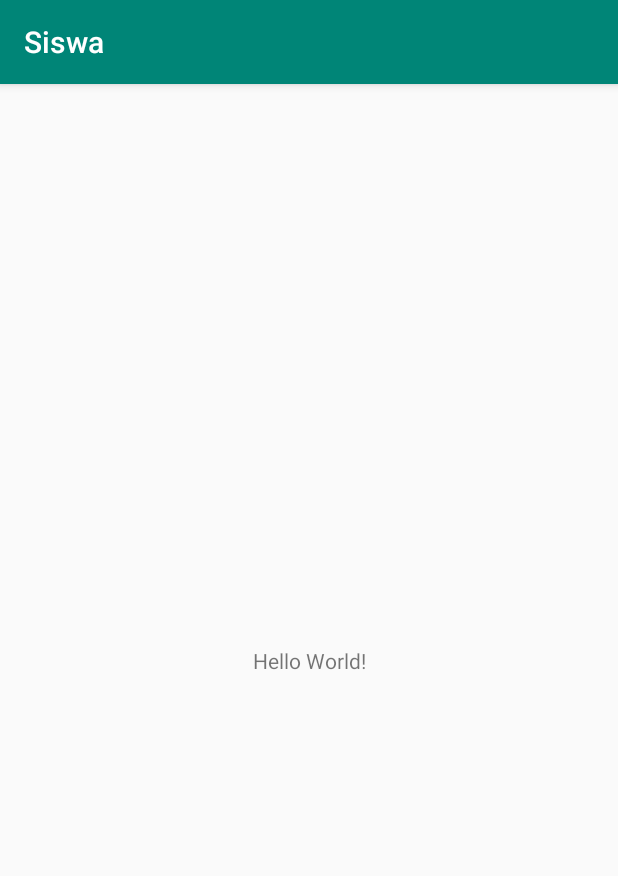
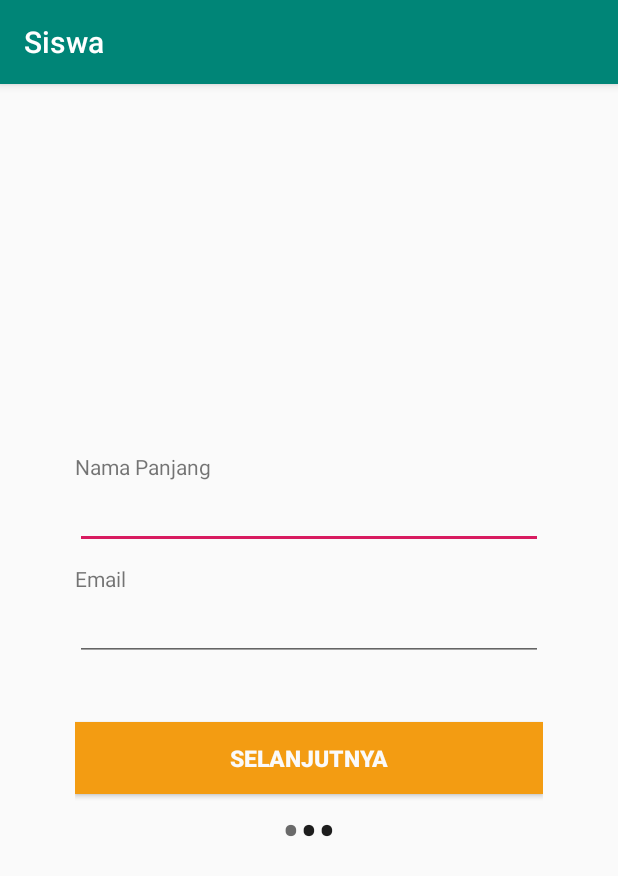
Before and after one commit to PanjiAD/SIswa, an Android app: the screen it shows after launch (MainActivity before the commit, tambahSiswa after it), on a phone screen of 412 x 824 dp. Shown: the top 876 px of the screen. Run offline under Robolectric (Android 15) with nearby library versions, the phone set to English and light mode, and no system bars; our stand-ins replace Firebase (no records; nobody signed in at launch, a user with empty details on screens opened directly).

Commit message:
fix tambah data

```diff
--- a/app/build.gradle
+++ b/app/build.gradle
@@ -25,6 +25,7 @@ dependencies {
     implementation 'androidx.appcompat:appcompat:1.1.0'
     implementation 'androidx.constraintlayout:constraintlayout:1.1.3'
     implementation 'com.google.firebase:firebase-database:16.0.4'
+    implementation 'androidx.legacy:legacy-support-v4:1.0.0'
     testImplementation 'junit:junit:4.12'
     androidTestImplementation 'androidx.test:runner:1.2.0'
     androidTestImplementation 'androidx.test.espresso:espresso-core:3.2.0'
--- a/app/src/main/AndroidManifest.xml
+++ b/app/src/main/AndroidManifest.xml
@@ -9,13 +9,16 @@
         android:roundIcon="@mipmap/ic_launcher_round"
         android:supportsRtl="true"
         android:theme="@style/AppTheme">
-        <activity android:name=".MainActivity">
+        <activity android:name=".activites.tambahSiswa">
             <intent-filter>
                 <action android:name="android.intent.action.MAIN" />
 
                 <category android:name="android.intent.category.LAUNCHER" />
             </intent-filter>
         </activity>
+        <activity android:name=".activites.MainActivity">
+
+        </activity>
     </application>
 
 </manifest>
--- a/app/src/main/java/com/example/siswa/MainActivity.java
+++ b/app/src/main/java/com/example/siswa/activites/MainActivity.java
@@ -1,8 +1,10 @@
-package com.example.siswa;
+package com.example.siswa.activites;
 
 import androidx.appcompat.app.AppCompatActivity;
 
 import android.os.Bundle;
+
+import com.example.siswa.R;
 
 public class MainActivity extends AppCompatActivity {
 
--- /dev/null
+++ b/app/src/main/java/com/example/siswa/activites/tambahSiswa.java
@@ -0,0 +1,211 @@
+package com.example.siswa.activites;
+
+import androidx.appcompat.app.AppCompatActivity;
+import androidx.viewpager.widget.PagerAdapter;
+import androidx.viewpager.widget.ViewPager;
+
+import android.content.Context;
+import android.content.Intent;
+import android.os.Bundle;
+import android.text.Html;
+import android.view.LayoutInflater;
+import android.view.View;
+import android.view.ViewGroup;
+import android.widget.Button;
+import android.widget.EditText;
+import android.widget.LinearLayout;
+import android.widget.TextView;
+
+import com.example.siswa.R;
+import com.google.firebase.database.DatabaseReference;
+import com.google.firebase.database.FirebaseDatabase;
+
+public class tambahSiswa extends AppCompatActivity {
+
+    private ViewPager viewPager;
+    private MyViewPagerAdapter myViewPagerAdapter;
+    private LinearLayout dotsLayout;
+    private TextView[] dots;
+    private int[] layouts;
+    private Button btnNext;
+
+    private EditText namaInput;
+    private EditText emailInput;
+    private EditText nisnInput;
+    private EditText hpInput;
+    private EditText alamatInput;
+
+    String namaStr, emailStr, nisnStr, hpStr, alamatStr;
+
+    private DatabaseReference mDatabase;
+
+    @Override
+    protected void onCreate(Bundle savedInstanceState) {
+        super.onCreate(savedInstanceState);
+        setContentView(R.layout.activity_tambah_siswa);
+
+        mDatabase = FirebaseDatabase.getInstance().getReference();
+        viewPager = findViewById(R.id.view_pager);
+        dotsLayout = findViewById(R.id.layoutDots);
+        btnNext = findViewById(R.id.next);
+
+        layouts = new int[]{
+                R.layout.fragment_data1,
+                R.layout.fragment_data2,
+                R.layout.fragment_data3 };
+
+        addBottomDots(0);
+
+        myViewPagerAdapter = new MyViewPagerAdapter();
+        viewPager.setAdapter(myViewPagerAdapter);
+        viewPager.addOnPageChangeListener(viewPagerPageChangeListener);
+
+
+
+        btnNext.setOnClickListener(new View.OnClickListener() {
+            @Override
+            public void onClick(View v) {
+                // checking for last page
+                // if last page home screen will be launched
+                int current = getItem(+1);
+                if (current < layouts.length) {
+                    // move to next screen
+                    viewPager.setCurrentItem(current);
+
+                } else {
+                    launchHomeScreen();
+                    addData();
+                }
+            }
+        });
+    }
+
+    private void addData(){
+        namaStr = namaInput.getText().toString();
+        emailStr = emailInput.getText().toString();
+        nisnStr = nisnInput.getText().toString();
+        hpStr = hpInput.getText().toString();
+        alamatStr = alamatInput.getText().toString();
+        System.out.println("ini nama " + namaStr);
+        System.out.println("ini email " + emailStr);
+        System.out.println("ini nisn " + nisnStr);
+        System.out.println("ini hp " + hpStr);
+        System.out.println("ini alamat " + alamatStr);
+
+        DatabaseReference newData = mDatabase.child("dataSiswa").push();
+        newData.child("nama").setValue(namaStr);
+        newData.child("email").setValue(emailStr);
+        newData.child("nisn").setValue(nisnStr);
+        newData.child("hp").setValue(hpStr);
+        newData.child("alamat").setValue(alamatStr);
+    }
+
+    private void addBottomDots(int currentPage) {
+        dots = new TextView[layouts.length];
+
+        int[] colorsActive = getResources().getIntArray(R.array.array_dot_active);
+        int[] colorsInactive = getResources().getIntArray(R.array.array_dot_inactive);
+
+        dotsLayout.removeAllViews();
+        for (int i = 0; i < dots.length; i++) {
+            dots[i] = new TextView(this);
+            dots[i].setText(Html.fromHtml("&#8226;"));
+            dots[i].setTextSize(35);
+            dots[i].setTextColor(colorsInactive[currentPage]);
+            dotsLayout.addView(dots[i]);
+        }
+
+        if (dots.length > 0)
+            dots[currentPage].setTextColor(colorsActive[currentPage]);
+    }
+
+
+    private int getItem(int i) {
+        return viewPager.getCurrentItem() + i;
+    }
+
+    private void launchHomeScreen() {
+        startActivity(new Intent(tambahSiswa.this, MainActivity.class));
+        finish();
+    }
+
+    ViewPager.OnPageChangeListener viewPagerPageChangeListener = new ViewPager.OnPageChangeListener() {
+
+        @Override
+        public void onPageSelected(int position) {
+            addBottomDots(position);
+
+            // changing the next button text 'NEXT' / 'GOT IT'
+            if (position == layouts.length - 1) {
+                // last page. make button text to GOT IT
+                btnNext.setText(getString(R.string.finish));
+//                btnSkip.setVisibility(View.GONE);
+            } else {
+                // still pages are left
+                btnNext.setText(getString(R.string.next));
+//                btnSkip.setVisibility(View.VISIBLE);
+            }
+        }
+
+        @Override
+        public void onPageScrolled(int arg0, float arg1, int arg2) {
+
+        }
+
+        @Override
+        public void onPageScrollStateChanged(int arg0) {
+
+        }
+    };
+
+    /**
+     * View pager adapter
+     */
+    public class MyViewPagerAdapter extends PagerAdapter {
+        private LayoutInflater layoutInflater;
+
+        public MyViewPagerAdapter() {
+        }
+
+        @Override
+        public Object instantiateItem(ViewGroup container, int position) {
+            layoutInflater = (LayoutInflater) getSystemService(Context.LAYOUT_INFLATER_SERVICE);
+
+            View view = layoutInflater.inflate(layouts[position], container, false);
+            container.addView(view);
+            if (layouts[position]== R.layout.fragment_data1){
+                namaInput = view.findViewById(R.id.nama_text);
+                emailInput = view.findViewById(R.id.email_text);
+            }
+
+            if (layouts[position]==R.layout.fragment_data2){
+                nisnInput = view.findViewById(R.id.nisn_text);
+                hpInput = view.findViewById(R.id.hp_text);
+            }
+
+            if (layouts[position]==R.layout.fragment_data3){
+                alamatInput = view.findViewById(R.id.alamat_text);
+            }
+//            System.out.println("ini view ke"+layouts[position] +" = "+ view);
+
+            return view;
+        }
+
+        @Override
+        public int getCount() {
+            return layouts.length;
+        }
+
+        @Override
+        public boolean isViewFromObject(View view, Object obj) {
+            return view == obj;
+        }
+
+
+        @Override
+        public void destroyItem(ViewGroup container, int position, Object object) {
+            View view = (View) object;
+            container.removeView(view);
+        }
+    }
+}
--- a/app/src/main/res/layout/activity_main.xml
+++ b/app/src/main/res/layout/activity_main.xml
@@ -4,7 +4,7 @@
     xmlns:tools="http://schemas.android.com/tools"
     android:layout_width="match_parent"
     android:layout_height="match_parent"
-    tools:context=".MainActivity">
+    tools:context=".activites.MainActivity">
 
     <TextView
         android:layout_width="wrap_content"
--- /dev/null
+++ b/app/src/main/res/layout/activity_tambah_siswa.xml
@@ -0,0 +1,47 @@
+<?xml version="1.0" encoding="utf-8"?>
+<androidx.constraintlayout.widget.ConstraintLayout xmlns:android="http://schemas.android.com/apk/res/android"
+    xmlns:app="http://schemas.android.com/apk/res-auto"
+    xmlns:tools="http://schemas.android.com/tools"
+    android:layout_width="match_parent"
+    android:layout_height="match_parent"
+    tools:context=".activites.tambahSiswa">
+
+    <LinearLayout
+        android:id="@+id/pager"
+        android:layout_width="0dp"
+        android:layout_height="wrap_content"
+        android:orientation="vertical"
+        android:layout_marginLeft="50dp"
+        android:layout_marginRight="50dp"
+        app:layout_constraintStart_toStartOf="parent"
+        app:layout_constraintEnd_toEndOf="parent"
+        app:layout_constraintTop_toTopOf="parent"
+        app:layout_constraintBottom_toBottomOf="parent">
+
+        <androidx.viewpager.widget.ViewPager
+            android:id="@+id/view_pager"
+            android:layout_width="match_parent"
+            android:layout_height="180dp"/>
+
+        <Button
+            android:id="@+id/next"
+            android:layout_width="match_parent"
+            android:layout_height="wrap_content"
+            android:background="@color/btnPrimary"
+            android:text="@string/next"
+            android:textColor="@color/whiteColor"
+            android:textStyle="bold"
+            android:textSize="15sp"
+            android:layout_alignBottom="@id/view_pager"/>
+
+        <LinearLayout
+            android:id="@+id/layoutDots"
+            android:layout_width="match_parent"
+            android:layout_height="30dp"
+            android:layout_marginBottom="20dp"
+            android:gravity="center"
+            android:orientation="horizontal"
+            android:layout_alignBottom="@id/next"></LinearLayout>
+    </LinearLayout>
+
+</androidx.constraintlayout.widget.ConstraintLayout>
--- /dev/null
+++ b/app/src/main/res/layout/fragment_data1.xml
@@ -0,0 +1,67 @@
+<?xml version="1.0" encoding="utf-8"?>
+<FrameLayout xmlns:android="http://schemas.android.com/apk/res/android"
+    xmlns:tools="http://schemas.android.com/tools"
+    android:layout_width="match_parent"
+    android:layout_height="match_parent"
+    tools:context=".fragment.data1">
+
+    <!-- TODO: Update blank fragment layout -->
+    <androidx.constraintlayout.widget.ConstraintLayout xmlns:android="http://schemas.android.com/apk/res/android"
+        xmlns:app="http://schemas.android.com/apk/res-auto"
+        xmlns:tools="http://schemas.android.com/tools"
+        android:layout_width="match_parent"
+        android:layout_height="match_parent"
+        tools:context=".activites.tambahSiswa">
+
+        <LinearLayout
+            android:id="@+id/namaView"
+            android:layout_width="0dp"
+            android:layout_height="wrap_content"
+            android:orientation="vertical"
+            app:layout_constraintStart_toStartOf="parent"
+            app:layout_constraintEnd_toEndOf="parent"
+            app:layout_constraintTop_toTopOf="parent">
+
+            <TextView
+                android:layout_width="wrap_content"
+                android:layout_height="wrap_content"
+                android:text="Nama Panjang"
+                />
+
+            <EditText
+                android:id="@+id/nama_text"
+                android:layout_width="match_parent"
+                android:layout_height="wrap_content"
+                app:layout_constraintEnd_toEndOf="parent"
+                app:layout_constraintStart_toStartOf="parent"
+                app:layout_constraintTop_toTopOf="parent" />
+        </LinearLayout>
+
+        <LinearLayout
+            android:id="@+id/emailView"
+            android:layout_width="0dp"
+            android:layout_height="wrap_content"
+            android:orientation="vertical"
+            android:layout_marginTop="10dp"
+            app:layout_constraintStart_toStartOf="parent"
+            app:layout_constraintEnd_toEndOf="parent"
+            app:layout_constraintTop_toBottomOf="@id/namaView">
+
+            <TextView
+                android:layout_width="wrap_content"
+                android:layout_height="wrap_content"
+                android:text="Email"
+                />
+
+            <EditText
+                android:id="@+id/email_text"
+                android:layout_width="match_parent"
+                android:layout_height="wrap_content"
+                app:layout_constraintEnd_toEndOf="parent"
+                app:layout_constraintStart_toStartOf="parent"
+                app:layout_constraintTop_toTopOf="parent" />
+
+        </LinearLayout>
+
+    </androidx.constraintlayout.widget.ConstraintLayout>
+</FrameLayout>
--- a/app/src/main/res/values/colors.xml
+++ b/app/src/main/res/values/colors.xml
@@ -3,4 +3,30 @@
     <color name="colorPrimary">#008577</color>
     <color name="colorPrimaryDark">#00574B</color>
     <color name="colorAccent">#D81B60</color>
+    <color name="btnPrimary">#f39c12</color>
+    <color name="whiteColor">#fafafa</color>
+    <color name="blackColor">#1d1d1d</color>
+
+    <!-- dots inactive colors -->
+    <color name="dot_dark_screen1">#1d1d1d</color>
+    <color name="dot_dark_screen2">#1d1d1d</color>
+    <color name="dot_dark_screen3">#1d1d1d</color>
+
+    <!-- dots active colors -->
+    <color name="dot_light_screen1">#D0494949</color>
+    <color name="dot_light_screen2">#D0494949</color>
+    <color name="dot_light_screen3">#D0494949</color>
+
+    <!-- dots status -->
+    <array name="array_dot_active">
+        <item>@color/dot_light_screen1</item>
+        <item>@color/dot_light_screen2</item>
+        <item>@color/dot_light_screen3</item>
+    </array>
+
+    <array name="array_dot_inactive">
+        <item>@color/dot_dark_screen1</item>
+        <item>@color/dot_dark_screen2</item>
+        <item>@color/dot_dark_screen3</item>
+    </array>
 </resources>
--- a/app/src/main/res/values/strings.xml
+++ b/app/src/main/res/values/strings.xml
@@ -1,3 +1,8 @@
 <resources>
     <string name="app_name">Siswa</string>
+
+    <!-- TODO: Remove or change this placeholder text -->
+    <string name="hello_blank_fragment">Hello blank fragment</string>
+    <string name="next">Selanjutnya</string>
+    <string name="finish">Selesai</string>
 </resources>
```
Also changed, not shown: app/src/main/java/com/example/siswa/fragment/data1.java (added, +33 -0 lines), app/src/main/java/com/example/siswa/fragment/data2.java (added, +32 -0 lines), app/src/main/java/com/example/siswa/fragment/data3.java (added, +32 -0 lines), app/src/main/res/layout/fragment_data2.xml (added, +70 -0 lines), app/src/main/res/layout/fragment_data3.xml (added, +45 -0 lines), 2 other files.
